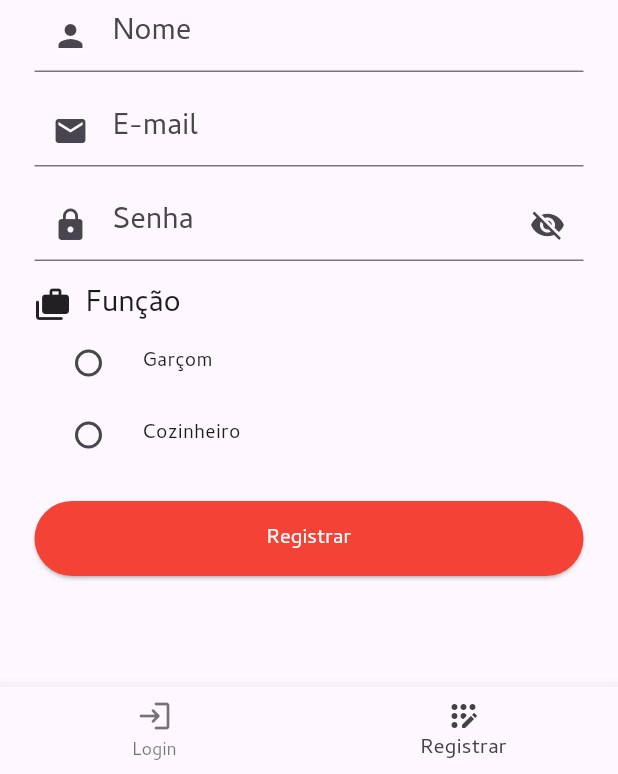
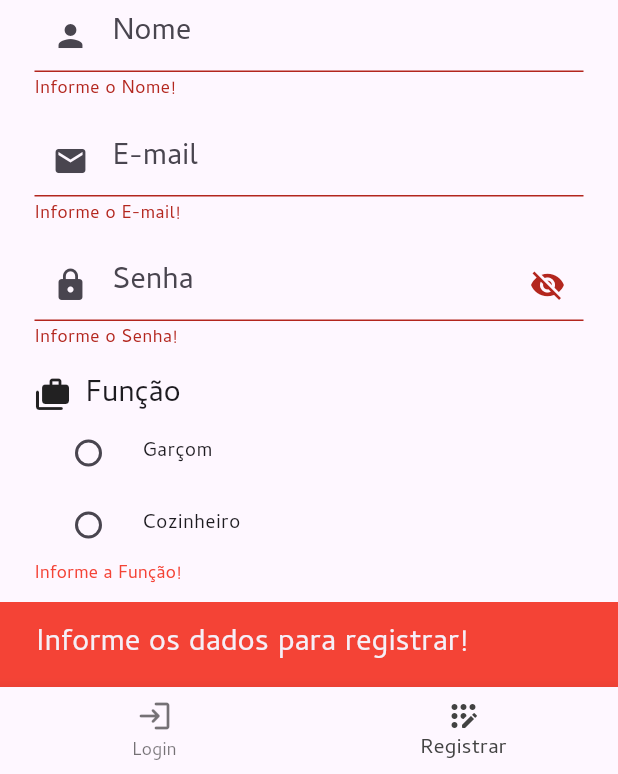
Before and after one commit to athosmartinez/faculdade-trabalhoFlutter, a Flutter app: the screen it shows after launch, item 2 of the bottom bar chosen, after a tap on "Registrar", on a phone screen of 412 x 824 dp, the part 462-1236 px from its top. Run offline on Flutter 3.47's test engine with Material 3 defaults, Android fonts, the phone set to English and light mode, and no system bars; our stand-ins replace supabase_flutter; accounts and stored records are empty.

Commit message:
Create connect supabase

```diff
--- a/trabalhofaculdade_flutter/lib/main.dart
+++ b/trabalhofaculdade_flutter/lib/main.dart
@@ -1,9 +1,13 @@
 import 'package:flutter/material.dart';
+import 'package:trabalhofaculdade_flutter/supabase/config.dart';
+import 'package:trabalhofaculdade_flutter/themes/my_theme.dart';
 import 'package:trabalhofaculdade_flutter/screens/inicial_screen.dart';
 import 'package:trabalhofaculdade_flutter/screens/pedidos_garcom_screen.dart';
-import 'package:trabalhofaculdade_flutter/themes/my_theme.dart';
 
-void main() {
+Future<void> main() async {
+  WidgetsFlutterBinding.ensureInitialized();
+
+  await configSupabase();
   runApp(const MyApp());
 }
 
--- /dev/null
+++ b/trabalhofaculdade_flutter/lib/model/user_register.dart
@@ -0,0 +1,9 @@
+import 'package:flutter/material.dart';
+import 'package:trabalhofaculdade_flutter/model/funcao.dart';
+
+class UserRegister {
+  late TextEditingController nome = TextEditingController();
+  late TextEditingController email = TextEditingController();
+  late TextEditingController senha = TextEditingController();
+  Funcao? funcao;
+}
--- a/trabalhofaculdade_flutter/lib/screens/components/text_field.dart
+++ b/trabalhofaculdade_flutter/lib/screens/components/text_field.dart
@@ -66,6 +66,8 @@ class _CustomTextFormFieldState extends State<CustomTextFormField> {
         inputFormatters: widget.inputFormatters,
         obscureText: _obscureText,
         style: Theme.of(context).textTheme.bodyMedium,
+        validator: (value) =>
+            value == null || value.isEmpty ? 'Informe o ${widget.hintText}!' : null,
       ),
     );
   }
--- a/trabalhofaculdade_flutter/lib/screens/login_sreen.dart
+++ b/trabalhofaculdade_flutter/lib/screens/login_sreen.dart
@@ -1,7 +1,12 @@
+import 'dart:async';
+
+import 'package:trabalhofaculdade_flutter/model/user_register.dart';
+
+import '../util/message.dart';
+import 'components/button.dart';
 import 'package:flutter/material.dart';
-import '../util/valida_login.dart';
-import 'components/text_field.dart';
-import 'components/button.dart';
+import '../supabase/login.dart';
+import 'package:trabalhofaculdade_flutter/screens/components/text_field.dart';
 
 class LoginScreen extends StatefulWidget {
   const LoginScreen({super.key});
@@ -11,40 +16,33 @@ class LoginScreen extends StatefulWidget {
 }
 
 class _LoginScreenState extends State<LoginScreen> {
-  bool _rememberMe = false;
+  bool _isLoading = false;
+  UserRegister user = UserRegister();
 
-  final TextEditingController _emailController = TextEditingController();
-  final TextEditingController _passwordController = TextEditingController();
-
-  @override
-  void dispose() {
-    _emailController.dispose();
-    _passwordController.dispose();
-    super.dispose();
+  Future<void> _signIn(BuildContext context) async {
+    try {
+      setState(() => _isLoading = true);
+      await signIn(context, user);
+    } on Exception catch (error) {
+      if (context.mounted) {
+        messageError(context, error.toString());
+      }
+    } finally {
+      setState(() => _isLoading = false);
+    }
   }
 
-  Widget _buildRememberMeCheckbox() {
-    return Row(
-      children: <Widget>[
-        Checkbox(
-          value: _rememberMe,
-          onChanged: (bool? value) {
-            setState(() {
-              _rememberMe = value!;
-            });
-          },
-        ),
-        const Text('Lembrar senha?'),
-      ],
-    );
-  }
+  final _formKey = GlobalKey<FormState>();
 
   @override
   Widget build(BuildContext context) {
-    return Padding(
+    return _isLoading
+      ? const Center(child: CircularProgressIndicator())
+      : Padding(
         padding: const EdgeInsets.all(8.0),
         child: SingleChildScrollView(
           child: Form(
+            key: _formKey,
             child: Padding(
               padding: const EdgeInsets.only(left: 15, right: 15),
               child: Column(
@@ -56,21 +54,24 @@ class _LoginScreenState extends State<LoginScreen> {
                         width: 180, height: 180),
                   ),
                   CustomTextFormField(
-                  hintText: "Email",
+                    hintText: 'E-mail',
                     prefixIcon: Icons.email,
-                  controller: _emailController,
+                    controller: user.email,
                   ),
                   CustomTextFormField(
                     hintText: 'Senha',
                     prefixIcon: Icons.lock,
-                  controller: _passwordController,
+                    controller: user.senha,
                     obscureText: true,
                     isPasswordField: true,
                   ),
-                _buildRememberMeCheckbox(),
                   Button(title: 'Login', isFull: true, onPressed: () {
-                  validaLogin(context, _emailController.text, _passwordController.text);
-                }),
+                    if (_formKey.currentState!.validate()) {
+                      _isLoading ? null : _signIn(context);
+                    } else {
+                      messageError(context, 'Informe os dados de login');
+                    }
+                  })
                 ],
               ),
             ),
--- a/trabalhofaculdade_flutter/lib/screens/register_screen.dart
+++ b/trabalhofaculdade_flutter/lib/screens/register_screen.dart
@@ -1,7 +1,10 @@
 import 'package:flutter/material.dart';
+import 'package:trabalhofaculdade_flutter/model/funcao.dart';
+import 'package:trabalhofaculdade_flutter/model/user_register.dart';
+import 'package:trabalhofaculdade_flutter/screens/components/button.dart';
 import 'package:trabalhofaculdade_flutter/screens/components/text_field.dart';
-
-enum Gender { male, female, other }
+import 'package:trabalhofaculdade_flutter/supabase/register.dart';
+import 'package:trabalhofaculdade_flutter/util/message.dart';
 
 class RegisterScreen extends StatefulWidget {
   const RegisterScreen({super.key});
@@ -11,25 +14,36 @@ class RegisterScreen extends StatefulWidget {
 }
 
 class _RegisterScreenState extends State<RegisterScreen> {
-  Gender? _gender = Gender.other; // Valor padrão
+  bool _isLoading = false;
+  UserRegister userRegistration = UserRegister();
 
-  Widget _buildGenderRadio(String title, Gender value) {
-    return RadioListTile<Gender>(
+  Future<void> _register(BuildContext context) async {
+    try {
+      setState(() => _isLoading = true);
+      await register(context, userRegistration);
+      userRegistration = UserRegister();
+    } on Exception catch (error) {
+      if (context.mounted) {
+        messageError(context, error.toString());
+      }
+    } finally {
+      setState(() => _isLoading = false);
+    }
+  }
+
+  Widget _buildFuncaoRadio(String title, Funcao value) {
+    return RadioListTile<Funcao>(
       title: Text(title),
+      dense: true,
       value: value,
-      groupValue: _gender,
-      onChanged: (Gender? newValue) {
-        setState(() {
-          _gender = newValue!;
-        });
+      groupValue: userRegistration.funcao,
+      onChanged: (Funcao? newValue) {
+        setState(() => userRegistration.funcao = newValue);
       },
-      dense: true,
     );
   }
 
-  final TextEditingController _nameController = TextEditingController();
-  final TextEditingController _emailController = TextEditingController();
-  final TextEditingController _passwordController = TextEditingController();
+  final _formKey = GlobalKey<FormState>();
 
   @override
   Widget build(BuildContext context) {
@@ -37,27 +51,27 @@ class _RegisterScreenState extends State<RegisterScreen> {
       padding: const EdgeInsets.all(8.0),
       child: SingleChildScrollView(
         child: Form(
+          key: _formKey,
           child: Padding(
             padding: const EdgeInsets.only(left: 15, right: 15),
             child: Column(
               mainAxisAlignment: MainAxisAlignment.start,
               children: [
-                Image.asset("assets/images/logo.png",
-                    width: 180, height: 180),
+                Image.asset("assets/images/logo.png", width: 180, height: 180),
                 CustomTextFormField(
-                  hintText: "Nome",
+                  hintText: 'Nome',
                   prefixIcon: Icons.person,
-                  controller: _nameController,
+                  controller: userRegistration.nome,
                 ),
                 CustomTextFormField(
-                  hintText: "E-mail",
+                  hintText: 'E-mail',
                   prefixIcon: Icons.email,
-                  controller: _emailController,
+                  controller: userRegistration.email,
                 ),
                 CustomTextFormField(
                   hintText: 'Senha',
                   prefixIcon: Icons.lock,
-                  controller: _passwordController,
+                  controller: userRegistration.senha,
                   obscureText: true,
                   isPasswordField: true,
                 ),
@@ -70,9 +84,30 @@ class _RegisterScreenState extends State<RegisterScreen> {
                     ),
                   ],
                 ),
-                _buildGenderRadio('Garçom', Gender.male),
-                _buildGenderRadio('Cozinheiro', Gender.female),
-                _buildRegisterButton()
+                FormField<Funcao>(
+                  builder: (FormFieldState<Funcao> state) {
+                    return Column(
+                      crossAxisAlignment: CrossAxisAlignment.start,
+                      children: [
+                        _buildFuncaoRadio('Garçom', Funcao.garcom),
+                        _buildFuncaoRadio('Cozinheiro', Funcao.cozinheiro),
+                        if (state.hasError)
+                          Text(
+                            state.errorText!,
+                            style: const TextStyle(color: Colors.red, fontSize: 12),
+                          ),
+                      ],
+                    );
+                  },
+                  validator: (value) => userRegistration.funcao == null ? 'Informe a Função!' : null,
+                ),
+                Button(title: 'Registrar', isFull: true, onPressed: () {
+                  if (_formKey.currentState!.validate()) {
+                    _isLoading ? null : _register(context);
+                  } else {
+                    messageError(context, 'Informe os dados para registrar!');
+                  }
+                }),
               ],
             ),
           ),
@@ -81,19 +116,3 @@ class _RegisterScreenState extends State<RegisterScreen> {
     );
   }
 }
-
-Widget _buildRegisterButton() {
-  return Padding(
-    padding: const EdgeInsets.only(top: 20.0, bottom: 20.0),
-    child: ElevatedButton(
-      onPressed: () {
-        // Aqui você pode usar _emailController.text e _passwordController.text
-        // para obter os valores inseridos nos campos de texto
-      },
-      style: ElevatedButton.styleFrom(
-        minimumSize: const Size.fromHeight(50),
-      ),
-      child: const Text('Registrar'),
-    ),
-  );
-}
--- /dev/null
+++ b/trabalhofaculdade_flutter/lib/supabase/config.dart
@@ -0,0 +1,13 @@
+import 'package:flutter/material.dart';
+import 'package:supabase_flutter/supabase_flutter.dart';
+
+Future<void> configSupabase() async {
+  WidgetsFlutterBinding.ensureInitialized();
+
+  await Supabase.initialize(
+    url: 'https://reczebfppgxznxjpzfls.supabase.co',
+    anonKey: 'eyJhbGciOiJIUzI1NiIsInR5cCI6IkpXVCJ9.eyJpc3MiOiJzdXBhYmFzZSIsInJlZiI6InJlY3plYmZwcGd4em54anB6ZmxzIiwicm9sZSI6ImFub24iLCJpYXQiOjE3MTc2MzI0MTIsImV4cCI6MjAzMzIwODQxMn0.Jvtw3y6RBtSJYeGsy-odl0MEzwVfZKhKrpX7vPQZrP0',
+  );
+}
+
+final supabase = Supabase.instance.client;
--- /dev/null
+++ b/trabalhofaculdade_flutter/lib/supabase/login.dart
@@ -0,0 +1,37 @@
+import 'dart:async';
+
+import 'package:trabalhofaculdade_flutter/model/user_register.dart';
+
+import '../util/globals.dart';
+import '../model/user_login.dart';
+import '../util/message.dart';
+import '../supabase/config.dart';
+import 'package:flutter/material.dart';
+import 'package:supabase_flutter/supabase_flutter.dart';
+
+Future<void> signIn(BuildContext context, UserRegister dados) async {
+  try {
+    final list = await supabase.from('usuario')
+      .select('id, nome, email, funcao')
+      .eq('email', dados.email.text)
+      .eq('senha', dados.senha.text);
+
+    if (list.isEmpty) {
+      throw const AuthException('');
+    }
+
+    user = UserLogin.fromList(list[0]);
+
+    if (context.mounted) {
+      Navigator.of(context).pushNamed("pedidosGarcomScreen");
+    }
+  } on AuthException {
+    if (context.mounted) {
+      messageError(context, 'Usuário ou senha inválidos!');
+    }
+  } on Exception catch (error) {
+    if (context.mounted) {
+      messageError(context, error.toString());
+    }
+  }
+}
--- /dev/null
+++ b/trabalhofaculdade_flutter/lib/util/globals.dart
@@ -0,0 +1,5 @@
+library globals;
+
+import 'package:trabalhofaculdade_flutter/model/user_login.dart';
+
+UserLogin? user;
--- /dev/null
+++ b/trabalhofaculdade_flutter/lib/util/message.dart
@@ -0,0 +1,16 @@
+import 'package:flutter/material.dart';
+
+void messageError(BuildContext context, String message) {
+  _showMessage(context, message, Colors.red);
+}
+
+void messageSuccess(BuildContext context, String message) {
+  _showMessage(context, message, Colors.green);
+}
+
+void _showMessage(BuildContext context, String message, Color color) {
+  ScaffoldMessenger.of(context).showSnackBar(SnackBar(
+    content: Text(message),
+    backgroundColor: color,
+  ));
+}
--- a/trabalhofaculdade_flutter/pubspec.yaml
+++ b/trabalhofaculdade_flutter/pubspec.yaml
@@ -28,6 +28,7 @@ environment:
 # the latest version available on pub.dev. To see which dependencies have newer
 # versions available, run `flutter pub outdated`.
 dependencies:
+  supabase_flutter: ^2.0.0
   flutter:
     sdk: flutter
 
```
Also changed, not shown: trabalhofaculdade_flutter/lib/model/funcao.dart (added, +35 -0 lines), trabalhofaculdade_flutter/lib/model/user_login.dart (added, +29 -0 lines), trabalhofaculdade_flutter/lib/screens/components/drawer.dart (added, +45 -0 lines), trabalhofaculdade_flutter/lib/screens/pedidos_garcom_screen.dart (+13 -51 lines), trabalhofaculdade_flutter/lib/supabase/register.dart (added, +28 -0 lines), trabalhofaculdade_flutter/lib/util/valida_login.dart (deleted, +0 -33 lines), trabalhofaculdade_flutter/pubspec.lock, 5 other files. Lines whose indentation alone changed are shown as unchanged.
